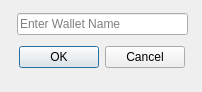
Above: scr/newtable.ui from waltergallegog/SEcubeWallet before the change. Below: the same form after it.
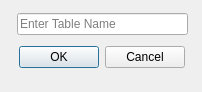
That is the form after the change.

Commit message: fixed new wallet problem, more GUI, statusbar

The edit to the form file:
```diff
--- a/scr/newtable.ui
+++ b/scr/newtable.ui
@@ -13,7 +13,7 @@
   <property name="windowTitle">
    <string>Dialog</string>
   </property>
-  <widget class="QWidget" name="">
+  <widget class="QWidget" name="layoutWidget">
    <property name="geometry">
     <rect>
      <x>17</x>
@@ -26,7 +26,7 @@
     <item>
      <widget class="QLineEdit" name="walletName">
       <property name="placeholderText">
-       <string>Enter Wallet Name</string>
+       <string>Enter Table Name</string>
       </property>
      </widget>
     </item>
```
The commit also changes 5 other files.
